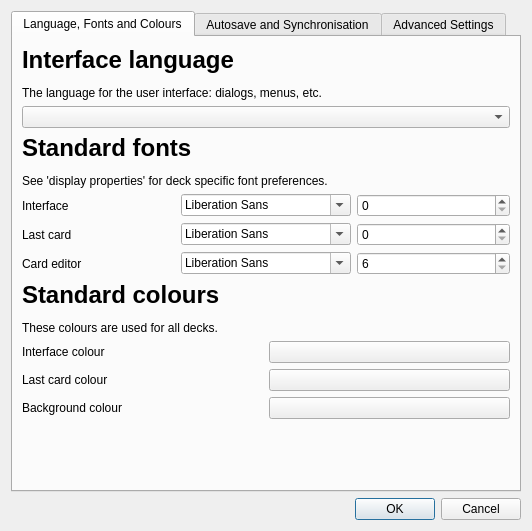
Before: the Qt Designer form designer/preferences.ui in ludiosarchive/anki, drawn with Qt 5.
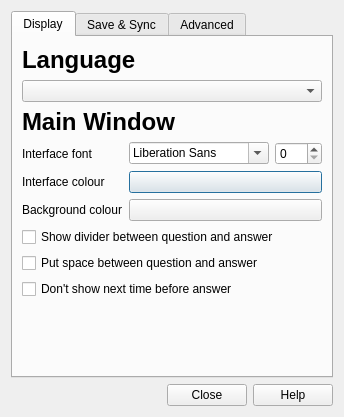
After: the same form once the commit is applied.

Diff of the .ui file:
```diff
--- a/designer/preferences.ui
+++ b/designer/preferences.ui
@@ -5,8 +5,8 @@
    <rect>
     <x>0</x>
     <y>0</y>
-    <width>532</width>
-    <height>531</height>
+    <width>322</width>
+    <height>417</height>
    </rect>
   </property>
   <property name="windowTitle" >
@@ -15,6 +15,9 @@
   <layout class="QVBoxLayout" name="verticalLayout_2" >
    <item>
     <widget class="QTabWidget" name="tabWidget" >
+     <property name="focusPolicy" >
+      <enum>Qt::StrongFocus</enum>
+     </property>
      <property name="currentIndex" >
       <number>0</number>
      </property>
@@ -23,14 +26,17 @@
        <rect>
         <x>0</x>
         <y>0</y>
-        <width>510</width>
-        <height>449</height>
+        <width>306</width>
+        <height>351</height>
        </rect>
       </property>
       <attribute name="title" >
-       <string>Language, Fonts and Colours</string>
+       <string>Display</string>
       </attribute>
       <layout class="QVBoxLayout" name="verticalLayout" >
+       <property name="spacing" >
+        <number>6</number>
+       </property>
        <item>
         <layout class="QVBoxLayout" >
          <property name="spacing" >
@@ -42,7 +48,7 @@
          <item>
           <widget class="QLabel" name="label" >
            <property name="text" >
-            <string>&lt;h1>Interface language&lt;/h1>The language for the user interface: dialogs, menus, etc.</string>
+            <string>&lt;h1>Language&lt;/h1></string>
            </property>
            <property name="wordWrap" >
             <bool>false</bool>
@@ -67,8 +73,11 @@
              <verstretch>0</verstretch>
             </sizepolicy>
            </property>
+           <property name="focusPolicy" >
+            <enum>Qt::TabFocus</enum>
+           </property>
            <property name="text" >
-            <string>&lt;h1>Standard fonts&lt;/h1>See 'display properties' for deck specific font preferences.</string>
+            <string>&lt;h1>Main Window&lt;/h1></string>
            </property>
            <property name="wordWrap" >
             <bool>false</bool>
@@ -83,115 +92,14 @@
            <property name="spacing" >
             <number>6</number>
            </property>
-           <item row="0" column="2" >
-            <widget class="QSpinBox" name="interfaceSize" >
-             <property name="maximum" >
-              <number>300</number>
-             </property>
-            </widget>
-           </item>
-           <item row="1" column="0" >
-            <widget class="QLabel" name="label_9" >
-             <property name="text" >
-              <string>Last card</string>
-             </property>
-            </widget>
-           </item>
-           <item row="0" column="1" >
-            <widget class="QFontComboBox" name="interfaceFamily" >
-             <property name="maximumSize" >
-              <size>
-               <width>170</width>
-               <height>16777215</height>
-              </size>
-             </property>
-            </widget>
-           </item>
-           <item row="1" column="1" >
-            <widget class="QFontComboBox" name="lastCardFamily" >
-             <property name="maximumSize" >
-              <size>
-               <width>170</width>
-               <height>16777215</height>
-              </size>
-             </property>
-            </widget>
-           </item>
            <item row="0" column="0" >
             <widget class="QLabel" name="label_8" >
              <property name="text" >
-              <string>Interface</string>
+              <string>Interface font</string>
              </property>
             </widget>
            </item>
-           <item row="1" column="2" >
-            <widget class="QSpinBox" name="lastCardSize" >
-             <property name="maximum" >
-              <number>300</number>
-             </property>
-            </widget>
-           </item>
-           <item row="2" column="0" >
-            <widget class="QLabel" name="label_10" >
-             <property name="text" >
-              <string>Card editor</string>
-             </property>
-            </widget>
-           </item>
-           <item row="2" column="1" >
-            <widget class="QFontComboBox" name="editFamily" >
-             <property name="maximumSize" >
-              <size>
-               <width>170</width>
-               <height>16777215</height>
-              </size>
-             </property>
-            </widget>
-           </item>
-           <item row="2" column="2" >
-            <widget class="QSpinBox" name="editSize" >
-             <property name="minimum" >
-              <number>6</number>
-             </property>
-             <property name="maximum" >
-              <number>20</number>
-             </property>
-            </widget>
-           </item>
-          </layout>
-         </item>
-         <item>
-          <widget class="QLabel" name="label_3" >
-           <property name="sizePolicy" >
-            <sizepolicy vsizetype="Fixed" hsizetype="Fixed" >
-             <horstretch>0</horstretch>
-             <verstretch>0</verstretch>
-            </sizepolicy>
-           </property>
-           <property name="text" >
-            <string>&lt;h1>Standard colours&lt;/h1>These colours are used for all decks.</string>
-           </property>
-           <property name="wordWrap" >
-            <bool>false</bool>
-           </property>
-          </widget>
-         </item>
-         <item>
-          <layout class="QGridLayout" >
-           <property name="margin" >
-            <number>0</number>
-           </property>
-           <property name="spacing" >
-            <number>6</number>
-           </property>
-           <item row="0" column="1" >
-            <widget class="QPushButton" name="interfaceColour" >
-             <property name="text" >
-              <string/>
-             </property>
-            </widget>
-           </item>
-           <item row="0" column="0" >
+           <item row="1" column="0" >
             <widget class="QLabel" name="label_13" >
              <property name="text" >
               <string>Interface colour</string>
@@ -199,19 +107,12 @@
             </widget>
            </item>
            <item row="1" column="1" >
-            <widget class="QPushButton" name="lastCardColour" >
+            <widget class="QPushButton" name="interfaceColour" >
              <property name="text" >
               <string/>
              </property>
             </widget>
            </item>
-           <item row="1" column="0" >
-            <widget class="QLabel" name="label_14" >
-             <property name="text" >
-              <string>Last card colour</string>
-             </property>
-            </widget>
-           </item>
            <item row="2" column="0" >
             <widget class="QLabel" name="label_15" >
              <property name="text" >
@@ -226,10 +127,62 @@
              </property>
             </widget>
            </item>
+           <item row="0" column="1" >
+            <layout class="QHBoxLayout" name="horizontalLayout_2" >
+             <item>
+              <widget class="QFontComboBox" name="interfaceFamily" >
+               <property name="maximumSize" >
+                <size>
+                 <width>140</width>
+                 <height>16777215</height>
+                </size>
+               </property>
+              </widget>
+             </item>
+             <item>
+              <widget class="QSpinBox" name="interfaceSize" >
+               <property name="maximum" >
+                <number>300</number>
+               </property>
+              </widget>
+             </item>
+            </layout>
+           </item>
+          </layout>
+         </item>
+         <item>
+          <layout class="QGridLayout" >
+           <property name="margin" >
+            <number>0</number>
+           </property>
+           <property name="spacing" >
+            <number>6</number>
+           </property>
           </layout>
          </item>
         </layout>
        </item>
+       <item>
+        <widget class="QCheckBox" name="showDivider" >
+         <property name="text" >
+          <string>Show divider between question and answer</string>
+         </property>
+        </widget>
+       </item>
+       <item>
+        <widget class="QCheckBox" name="splitQA" >
+         <property name="text" >
+          <string>Put space between question and answer</string>
+         </property>
+        </widget>
+       </item>
+       <item>
+        <widget class="QCheckBox" name="suppressEstimates" >
+         <property name="text" >
+          <string>Don't show next time before answer</string>
+         </property>
+        </widget>
+       </item>
        <item>
         <spacer name="verticalSpacer" >
          <property name="orientation" >
@@ -250,12 +203,12 @@
        <rect>
         <x>0</x>
         <y>0</y>
-        <width>453</width>
-        <height>443</height>
+        <width>306</width>
+        <height>351</height>
        </rect>
       </property>
       <attribute name="title" >
-       <string>Autosave and Synchronisation</string>
+       <string>Save &amp;&amp; Sync</string>
       </attribute>
       <layout class="QVBoxLayout" >
        <property name="spacing" >
@@ -275,7 +228,7 @@
          <item>
           <layout class="QVBoxLayout" >
            <property name="spacing" >
-            <number>12</number>
+            <number>6</number>
            </property>
            <property name="margin" >
             <number>0</number>
@@ -283,7 +236,17 @@
            <item>
             <widget class="QLabel" name="label_4" >
              <property name="text" >
-              <string>&lt;h1>Autosaving&lt;/h1>Anki can save your progress automatically.</string>
+              <string>&lt;h1>Autosaving&lt;/h1></string>
+             </property>
+            </widget>
+           </item>
+           <item>
+            <widget class="QCheckBox" name="saveWhenClosing" >
+             <property name="text" >
+              <string>Save when closing</string>
+             </property>
+             <property name="checked" >
+              <bool>true</bool>
              </property>
             </widget>
            </item>
@@ -308,16 +271,6 @@
              <item row="1" column="1" >
               <widget class="QSpinBox" name="saveAfterEveryNum" />
              </item>
-             <item row="0" column="0" >
-              <widget class="QCheckBox" name="saveWhenClosing" >
-               <property name="text" >
-                <string>Save when closing</string>
-               </property>
-               <property name="checked" >
-                <bool>true</bool>
-               </property>
-              </widget>
-             </item>
              <item row="1" column="2" >
               <widget class="QLabel" name="label_5" >
                <property name="text" >
@@ -350,7 +303,7 @@
            <item>
             <widget class="QLabel" name="label_16" >
              <property name="text" >
-              <string>&lt;h1>Synchronisation&lt;/h1>Synchronisation enables you to access your deck from the web and your mobile phone. You can &lt;a href="http://anki.ichi2.net/">create a free account&lt;/a>.</string>
+              <string>&lt;h1>Synchronisation&lt;/h1>&lt;a href="http://anki.ichi2.net/">Create a free account&lt;/a>.</string>
              </property>
              <property name="wordWrap" >
               <bool>true</bool>
@@ -419,7 +372,7 @@
         </layout>
        </item>
        <item>
-        <spacer>
+        <spacer name="verticalSpacer_2" >
          <property name="orientation" >
           <enum>Qt::Vertical</enum>
          </property>
@@ -438,88 +391,119 @@
        <rect>
         <x>0</x>
         <y>0</y>
-        <width>453</width>
-        <height>443</height>
+        <width>306</width>
+        <height>351</height>
        </rect>
       </property>
       <attribute name="title" >
-       <string>Advanced Settings</string>
+       <string>Advanced</string>
       </attribute>
       <layout class="QVBoxLayout" >
        <item>
         <layout class="QGridLayout" >
-         <item row="1" column="0" >
-          <widget class="QCheckBox" name="showToolbar" >
+         <item row="3" column="0" >
+          <widget class="QCheckBox" name="simpleToolbar" >
            <property name="text" >
-            <string>Show toolbar on startup</string>
+            <string>Simple toolbar</string>
            </property>
           </widget>
          </item>
          <item row="2" column="0" >
-          <widget class="QCheckBox" name="compactEaseButtons" >
-           <property name="text" >
-            <string>Use compact answer button style</string>
-           </property>
-          </widget>
-         </item>
-         <item row="0" column="0" >
           <widget class="QLabel" name="label_6" >
            <property name="text" >
             <string>&lt;h1>Advanced settings&lt;/h1></string>
            </property>
           </widget>
          </item>
-         <item row="3" column="0" >
-          <widget class="QCheckBox" name="tallButtons" >
-           <property name="text" >
-            <string>Tall buttons (for touchscreen)</string>
-           </property>
-          </widget>
-         </item>
          <item row="4" column="0" >
-          <widget class="QCheckBox" name="editCurrentOnly" >
+          <widget class="QCheckBox" name="showTimer" >
            <property name="text" >
-            <string>Start Edit Deck with only current card selected</string>
-           </property>
-           <property name="checked" >
-            <bool>true</bool>
+            <string>Show timer</string>
            </property>
           </widget>
          </item>
          <item row="5" column="0" >
-          <widget class="QCheckBox" name="suppressEstimates" >
+          <widget class="QCheckBox" name="showLastCardContent" >
            <property name="text" >
-            <string>Hide next interval when showing answer buttons</string>
+            <string>Show last card's question/answer</string>
            </property>
           </widget>
          </item>
          <item row="6" column="0" >
-          <widget class="QCheckBox" name="suppressLastCardInterval" >
+          <widget class="QCheckBox" name="showLastCardInterval" >
            <property name="text" >
-            <string>Hide interval of last card</string>
+            <string>Show last card's interval</string>
            </property>
           </widget>
          </item>
          <item row="7" column="0" >
-          <widget class="QCheckBox" name="suppressLastCardContent" >
+          <widget class="QCheckBox" name="showToolbar" >
            <property name="text" >
-            <string>Hide question/answer of last card</string>
+            <string>Show toolbar on startup</string>
            </property>
           </widget>
          </item>
          <item row="8" column="0" >
+          <widget class="QCheckBox" name="tallButtons" >
+           <property name="text" >
+            <string>Tall buttons (for touchscreen)</string>
+           </property>
+          </widget>
+         </item>
+         <item row="9" column="0" >
           <widget class="QCheckBox" name="showTray" >
            <property name="text" >
             <string>Show tray icon</string>
            </property>
           </widget>
          </item>
-         <item row="9" column="0" >
-          <widget class="QCheckBox" name="showTimer" >
+         <item row="10" column="0" >
+          <widget class="QCheckBox" name="scrollToAnswer" >
            <property name="text" >
-            <string>Show timer</string>
+            <string>Scroll down to the answer when showing answer</string>
            </property>
           </widget>
+         </item>
+         <item row="11" column="0" >
+          <widget class="QCheckBox" name="addZeroSpace" >
+           <property name="text" >
+            <string>Add hidden char to text (fixes Thai on OSX)</string>
+           </property>
+          </widget>
+         </item>
+         <item row="12" column="0" >
+          <widget class="QCheckBox" name="alternativeTheme" >
+           <property name="text" >
+            <string>Alternative theme</string>
+           </property>
+          </widget>
+         </item>
+        </layout>
+       </item>
+       <item>
+        <layout class="QHBoxLayout" name="horizontalLayout" >
+         <item>
+          <widget class="QLabel" name="label_11" >
+           <property name="text" >
+            <string>Toolbar icon size</string>
+           </property>
+          </widget>
+         </item>
+         <item>
+          <spacer name="horizontalSpacer" >
+           <property name="orientation" >
+            <enum>Qt::Horizontal</enum>
+           </property>
+           <property name="sizeHint" stdset="0" >
+            <size>
+             <width>40</width>
+             <height>20</height>
+            </size>
+           </property>
+          </spacer>
+         </item>
+         <item>
+          <widget class="QLineEdit" name="toolbarIconSize" />
          </item>
         </layout>
        </item>
@@ -546,7 +530,7 @@
       <enum>Qt::Horizontal</enum>
      </property>
      <property name="standardButtons" >
-      <set>QDialogButtonBox::Cancel|QDialogButtonBox::Ok</set>
+      <set>QDialogButtonBox::Close|QDialogButtonBox::Help</set>
      </property>
     </widget>
    </item>
```
Left out of the diff: 44 changed lines with no effect on the pictures.
